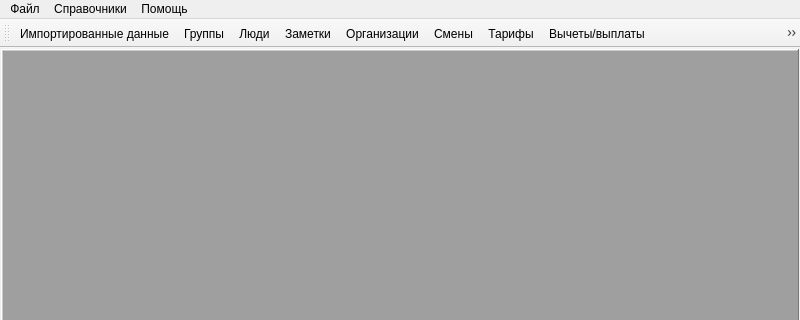
Above: src/zmainwindow.ui from SergeyZaz/DSV before the change; both pictures show x 0 to 800 and y 0 to 320 of the 800 by 600 pixel window. Below: the same form after it.
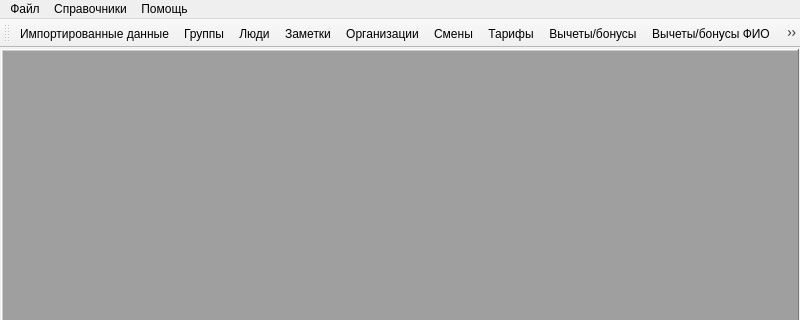
That is the form after the change. Icons and pictures are not drawn.

Commit message: выплаты->бонусы

```diff
--- a/src/zmainwindow.ui
+++ b/src/zmainwindow.ui
@@ -401,7 +401,7 @@
      <normaloff>:/images/ms.png</normaloff>:/images/ms.png</iconset>
    </property>
    <property name="text">
-    <string>Вычеты/выплаты</string>
+    <string>Вычеты/бонусы</string>
    </property>
    <property name="toolTip">
     <string>Вычеты/выплаты</string>
@@ -413,7 +413,7 @@
      <normaloff>:/images/t_ms.png</normaloff>:/images/t_ms.png</iconset>
    </property>
    <property name="text">
-    <string>Вычеты/выплаты ФИО</string>
+    <string>Вычеты/бонусы ФИО</string>
    </property>
    <property name="toolTip">
     <string>Вычеты/выплаты ФИО</string>
```
Left out of the diff: 4 changed lines with no effect on the pictures. The commit also changes 14 other files.
